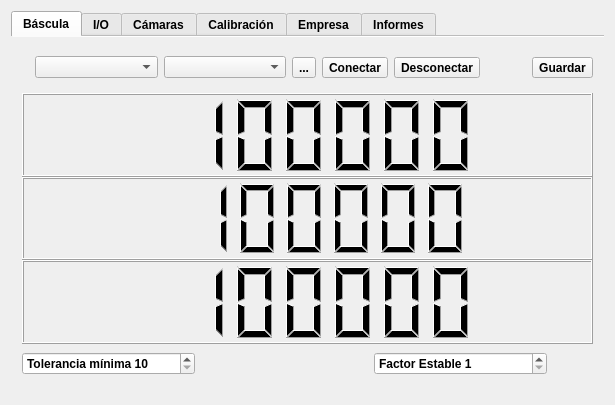
sunsiz/nQTrucks, file nqtrucksserver/Configuracion/Configuracion.ui: the form before one commit.
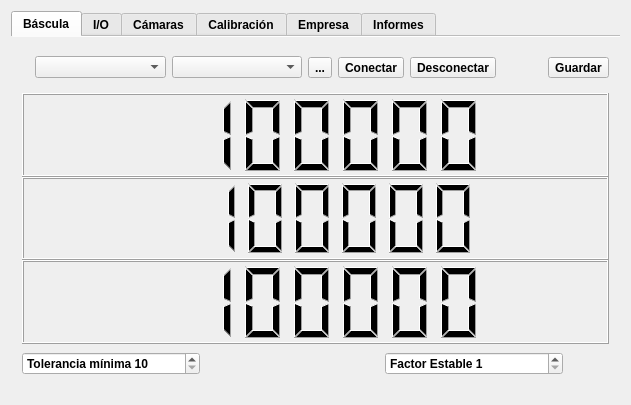
The form after the commit. The open tabs and pages were chosen to show the change. Icons and pictures are not drawn.

Commit message: Empresa Info, Release 1.0

```diff
--- a/nqtrucksserver/Configuracion/Configuracion.ui
+++ b/nqtrucksserver/Configuracion/Configuracion.ui
@@ -9,7 +9,7 @@
    <rect>
     <x>0</x>
     <y>0</y>
-    <width>615</width>
+    <width>631</width>
     <height>405</height>
    </rect>
   </property>
```
Left out of the diff: 5 changed lines with no effect on the pictures. The commit also changes 2 other files.
